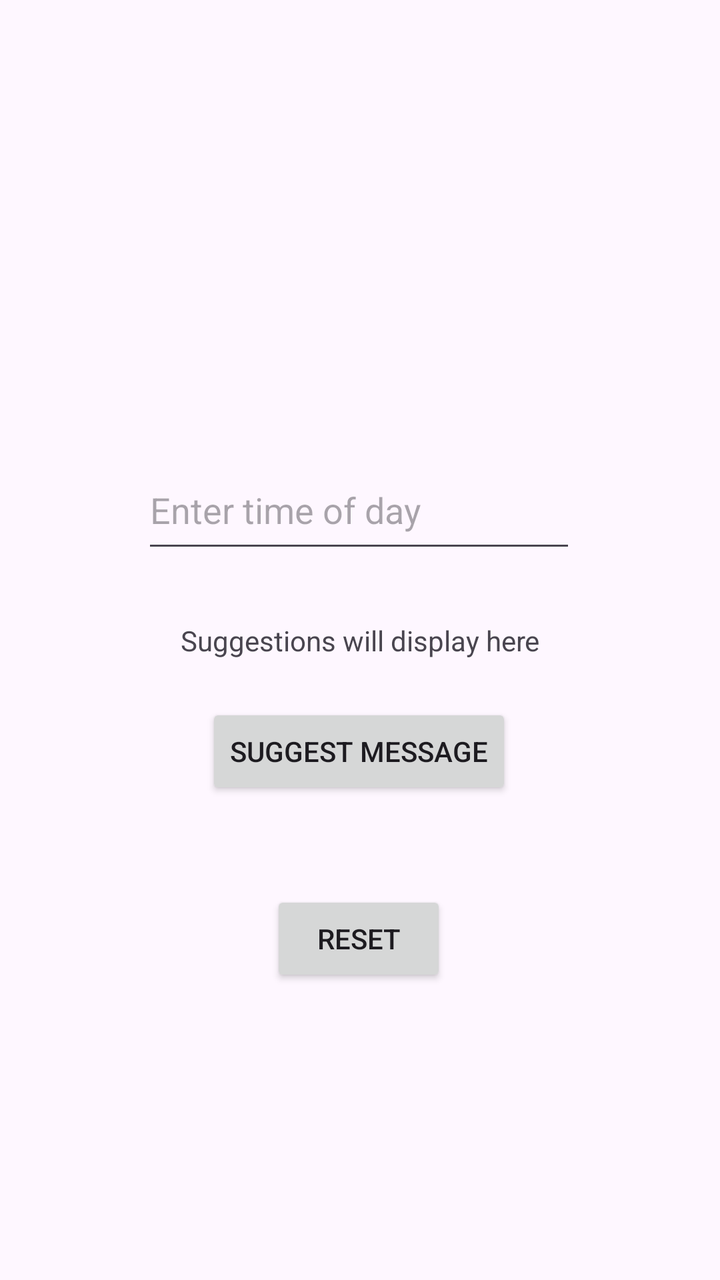
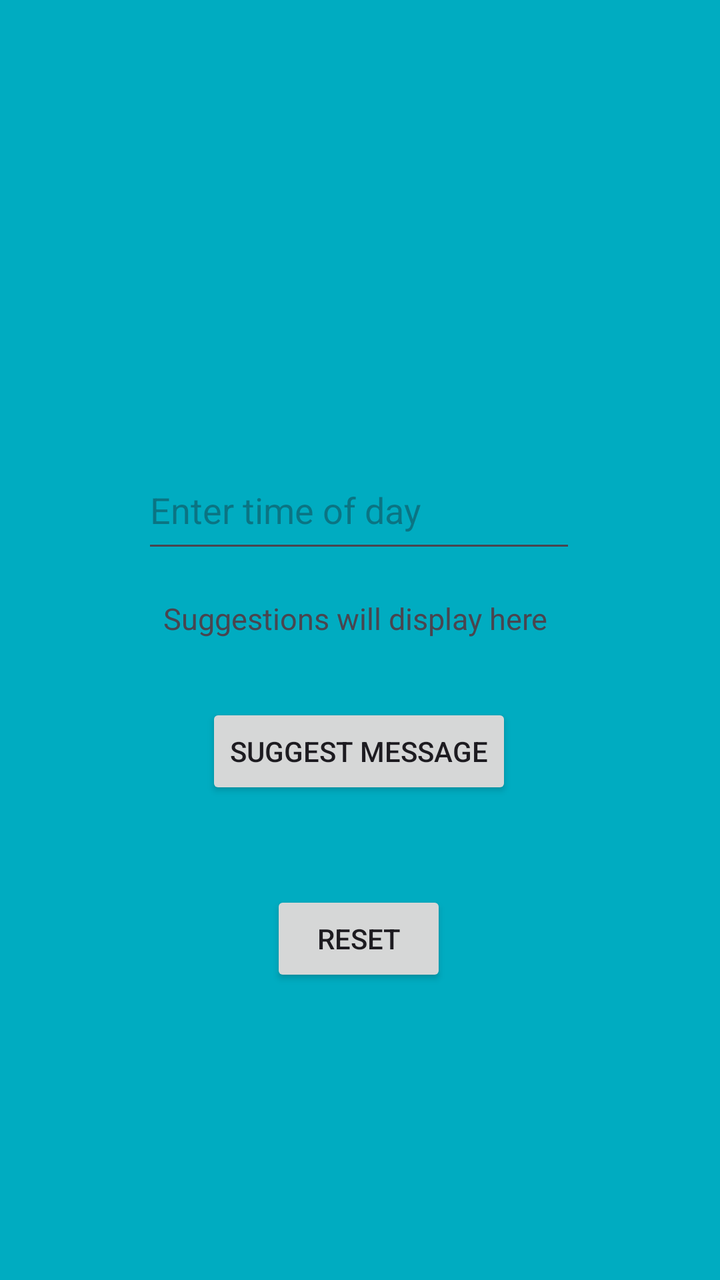

Two renders of the same Android screen: before a commit and after it. Below are the layout's source before the change and the commit's diff.
<!-- AndroidManifest.xml: application theme Theme.Imadassignment -->
<!-- res/layout/activity_main.xml -->
<?xml version="1.0" encoding="utf-8"?>
<androidx.constraintlayout.widget.ConstraintLayout xmlns:android="http://schemas.android.com/apk/res/android"
    xmlns:app="http://schemas.android.com/apk/res-auto"
    xmlns:tools="http://schemas.android.com/tools"
    android:id="@+id/main"
    android:layout_width="match_parent"
    android:layout_height="match_parent"
    tools:context=".MainActivity">

    <TextView
        android:id="@+id/tvResults"
        android:layout_width="wrap_content"
        android:layout_height="wrap_content"
        android:text="@string/suggestions_will_display_here"
        app:layout_constraintBottom_toBottomOf="parent"
        app:layout_constraintEnd_toEndOf="parent"
        app:layout_constraintStart_toStartOf="parent"
        app:layout_constraintTop_toTopOf="parent" />

    <EditText
        android:id="@+id/edtDay"
        android:layout_width="217dp"
        android:layout_height="56dp"
        android:autofillHints=""
        android:ems="10"
        android:hint="@string/enter_time_of_day"
        android:inputType="text"
        app:layout_constraintBottom_toBottomOf="parent"
        app:layout_constraintEnd_toEndOf="parent"
        app:layout_constraintHorizontal_bias="0.497"
        app:layout_constraintStart_toStartOf="parent"
        app:layout_constraintTop_toTopOf="parent"
        app:layout_constraintVertical_bias="0.386" />

    <Button
        android:id="@+id/btnSuggestion"
        android:layout_width="wrap_content"
        android:layout_height="wrap_content"
        android:text="@string/suggest_message"
        app:layout_constraintBottom_toBottomOf="parent"
        app:layout_constraintEnd_toEndOf="parent"
        app:layout_constraintHorizontal_bias="0.498"
        app:layout_constraintStart_toStartOf="parent"
        app:layout_constraintTop_toTopOf="parent"
        app:layout_constraintVertical_bias="0.594" />

    <Button
        android:id="@+id/btnReset"
        android:layout_width="wrap_content"
        android:layout_height="wrap_content"
        android:text="@string/reset"
        app:layout_constraintBottom_toBottomOf="parent"
        app:layout_constraintEnd_toEndOf="parent"
        app:layout_constraintHorizontal_bias="0.498"
        app:layout_constraintStart_toStartOf="parent"
        app:layout_constraintTop_toTopOf="parent"
        app:layout_constraintVertical_bias="0.752" />
</androidx.constraintlayout.widget.ConstraintLayout>
<!-- resources referenced by this layout -->
<resources>
  <string name="enter_time_of_day">Enter time of day</string>
  <string name="reset">Reset</string>
  <string name="suggest_message">Suggest message</string>
  <string name="suggestions_will_display_here">Suggestions will display here</string>
  <style name="Theme.Imadassignment" parent="Base.Theme.Imadassignment" />
  <style name="Base.Theme.Imadassignment" parent="Theme.Material3.DayNight.NoActionBar">
          
          
      </style>
</resources>

<!-- the commit's change to res/layout/activity_main.xml (unified diff, before → after) -->
@@ -5,12 +5,15 @@
     android:id="@+id/main"
     android:layout_width="match_parent"
     android:layout_height="match_parent"
+    android:background="#1E88E5"
+    android:backgroundTint="#00ACC1"
     tools:context=".MainActivity">
 
     <TextView
         android:id="@+id/tvResults"
-        android:layout_width="wrap_content"
-        android:layout_height="wrap_content"
+        android:layout_width="197dp"
+        android:layout_height="42dp"
+        android:textSize="15sp"
         android:text="@string/suggestions_will_display_here"
         app:layout_constraintBottom_toBottomOf="parent"
         app:layout_constraintEnd_toEndOf="parent"
